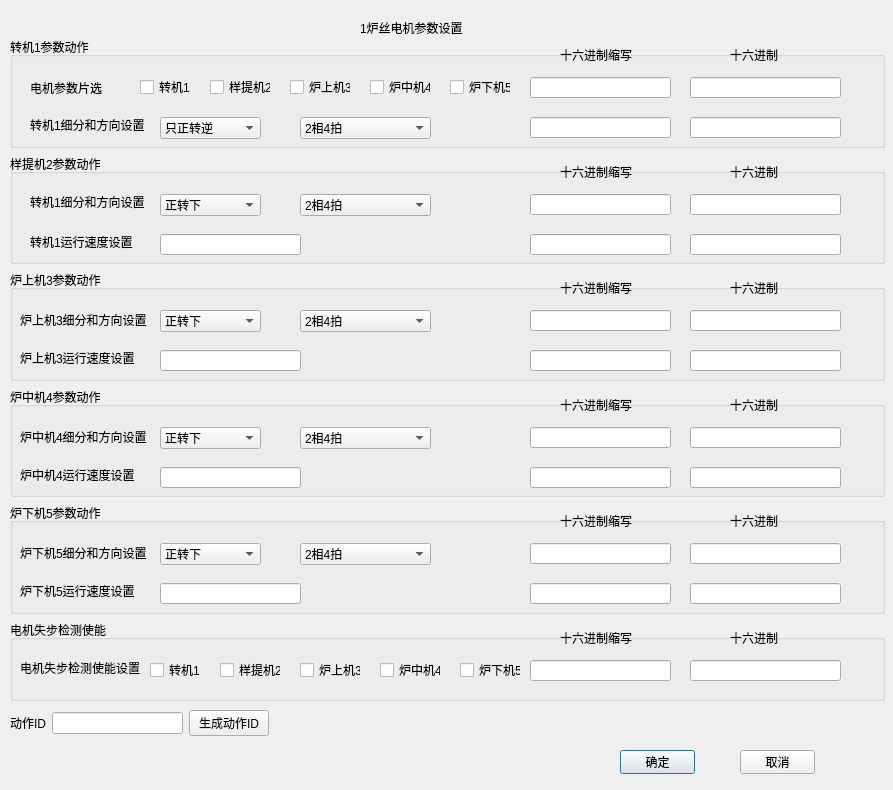
JcypVacant/-experiment-process-config, file ui/hearthwiremotor.ui: the form before one commit.
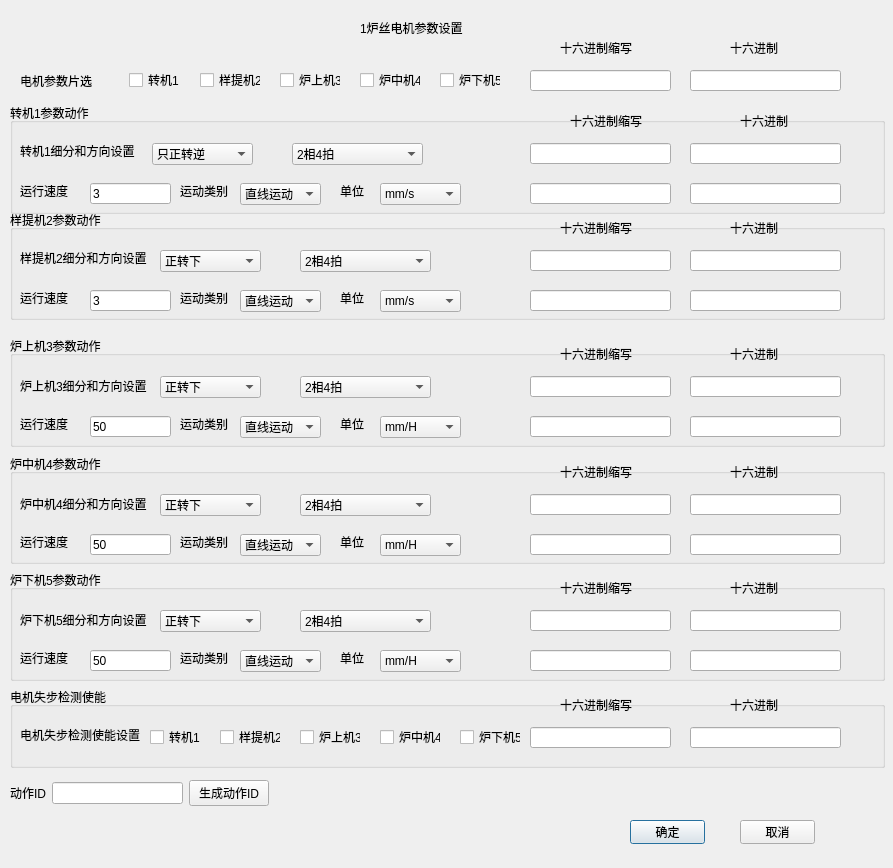
The form after the commit.

Commit message: 实现（1炉丝电机）动作参数配置功能，并删除qrc资源文件管理

Patch:
```diff
--- a/ui/hearthwiremotor.ui
+++ b/ui/hearthwiremotor.ui
@@ -7,7 +7,7 @@
     <x>0</x>
     <y>0</y>
     <width>893</width>
-    <height>790</height>
+    <height>868</height>
    </rect>
   </property>
   <property name="windowTitle">
@@ -30,7 +30,7 @@
    <property name="geometry">
     <rect>
      <x>10</x>
-     <y>37</y>
+     <y>103</y>
      <width>875</width>
      <height>111</height>
     </rect>
@@ -38,111 +38,10 @@
    <property name="title">
     <string>转机1参数动作</string>
    </property>
-   <widget class="QLabel" name="label_2">
-    <property name="geometry">
-     <rect>
-      <x>20</x>
-      <y>40</y>
-      <width>81</width>
-      <height>21</height>
-     </rect>
-    </property>
-    <property name="text">
-     <string>电机参数片选</string>
-    </property>
-   </widget>
-   <widget class="QCheckBox" name="checkBox">
-    <property name="geometry">
-     <rect>
-      <x>130</x>
-      <y>40</y>
-      <width>61</width>
-      <height>20</height>
-     </rect>
-    </property>
-    <property name="text">
-     <string>转机1</string>
-    </property>
-   </widget>
-   <widget class="QCheckBox" name="checkBox_2">
-    <property name="geometry">
-     <rect>
-      <x>200</x>
-      <y>40</y>
-      <width>61</width>
-      <height>20</height>
-     </rect>
-    </property>
-    <property name="text">
-     <string>样提机2</string>
-    </property>
-   </widget>
-   <widget class="QCheckBox" name="checkBox_3">
-    <property name="geometry">
-     <rect>
-      <x>280</x>
-      <y>40</y>
-      <width>61</width>
-      <height>20</height>
-     </rect>
-    </property>
-    <property name="text">
-     <string>炉上机3</string>
-    </property>
-   </widget>
-   <widget class="QCheckBox" name="checkBox_4">
-    <property name="geometry">
-     <rect>
-      <x>360</x>
-      <y>40</y>
-      <width>61</width>
-      <height>20</height>
-     </rect>
-    </property>
-    <property name="text">
-     <string>炉中机4</string>
-    </property>
-   </widget>
-   <widget class="QCheckBox" name="checkBox_5">
-    <property name="geometry">
-     <rect>
-      <x>440</x>
-      <y>40</y>
-      <width>61</width>
-      <height>20</height>
-     </rect>
-    </property>
-    <property name="text">
-     <string>炉下机5</string>
-    </property>
-   </widget>
-   <widget class="QLabel" name="label_3">
-    <property name="geometry">
-     <rect>
-      <x>20</x>
-      <y>120</y>
-      <width>111</width>
-      <height>16</height>
-     </rect>
-    </property>
-    <property name="text">
-     <string>转机1运行速度设置</string>
-    </property>
-   </widget>
-   <widget class="QLineEdit" name="lineEdit">
-    <property name="geometry">
-     <rect>
-      <x>150</x>
-      <y>120</y>
-      <width>141</width>
-      <height>21</height>
-     </rect>
-    </property>
-   </widget>
    <widget class="QLabel" name="label_4">
     <property name="geometry">
      <rect>
-      <x>550</x>
+      <x>560</x>
       <y>10</y>
       <width>81</width>
       <height>16</height>
@@ -152,62 +51,10 @@
      <string>十六进制缩写</string>
     </property>
    </widget>
-   <widget class="QLineEdit" name="lineEdit_2">
-    <property name="geometry">
-     <rect>
-      <x>520</x>
-      <y>40</y>
-      <width>141</width>
-      <height>21</height>
-     </rect>
-    </property>
-    <property name="readOnly">
-     <bool>true</bool>
-    </property>
-   </widget>
-   <widget class="QLineEdit" name="lineEdit_3">
-    <property name="geometry">
-     <rect>
-      <x>520</x>
-      <y>120</y>
-      <width>141</width>
-      <height>21</height>
-     </rect>
-    </property>
-   </widget>
-   <widget class="QLineEdit" name="lineEdit_4">
-    <property name="geometry">
-     <rect>
-      <x>680</x>
-      <y>40</y>
-      <width>151</width>
-      <height>21</height>
-     </rect>
-    </property>
-    <property name="text">
-     <string/>
-    </property>
-    <property name="readOnly">
-     <bool>true</bool>
-    </property>
-   </widget>
-   <widget class="QLineEdit" name="lineEdit_5">
-    <property name="geometry">
-     <rect>
-      <x>680</x>
-      <y>120</y>
-      <width>151</width>
-      <height>21</height>
-     </rect>
-    </property>
-    <property name="text">
-     <string/>
-    </property>
-   </widget>
    <widget class="QLabel" name="label_5">
     <property name="geometry">
      <rect>
-      <x>720</x>
+      <x>730</x>
       <y>10</y>
       <width>51</width>
       <height>16</height>
@@ -220,8 +67,8 @@
    <widget class="QLabel" name="label_6">
     <property name="geometry">
      <rect>
-      <x>20</x>
-      <y>80</y>
+      <x>10</x>
+      <y>40</y>
       <width>121</width>
       <height>16</height>
      </rect>
@@ -233,8 +80,8 @@
    <widget class="QComboBox" name="comboBox">
     <property name="geometry">
      <rect>
-      <x>150</x>
-      <y>80</y>
+      <x>142</x>
+      <y>40</y>
       <width>101</width>
       <height>22</height>
      </rect>
@@ -253,8 +100,8 @@
    <widget class="QComboBox" name="comboBox_2">
     <property name="geometry">
      <rect>
-      <x>290</x>
-      <y>80</y>
+      <x>282</x>
+      <y>40</y>
       <width>131</width>
       <height>22</height>
      </rect>
@@ -284,11 +131,69 @@
     <property name="geometry">
      <rect>
       <x>520</x>
+      <y>40</y>
+      <width>141</width>
+      <height>21</height>
+     </rect>
+    </property>
+    <property name="readOnly">
+     <bool>true</bool>
+    </property>
+   </widget>
+   <widget class="QLineEdit" name="hexLineEdit_2">
+    <property name="geometry">
+     <rect>
+      <x>680</x>
+      <y>40</y>
+      <width>151</width>
+      <height>21</height>
+     </rect>
+    </property>
+    <property name="text">
+     <string/>
+    </property>
+    <property name="readOnly">
+     <bool>true</bool>
+    </property>
+   </widget>
+   <widget class="QLineEdit" name="velocityLineEdit_1">
+    <property name="geometry">
+     <rect>
+      <x>80</x>
       <y>80</y>
+      <width>81</width>
+      <height>21</height>
+     </rect>
+    </property>
+    <property name="text">
+     <string>3</string>
+    </property>
+   </widget>
+   <widget class="QLabel" name="label_32">
+    <property name="geometry">
+     <rect>
+      <x>10</x>
+      <y>80</y>
+      <width>51</width>
+      <height>16</height>
+     </rect>
+    </property>
+    <property name="text">
+     <string>运行速度</string>
+    </property>
+   </widget>
+   <widget class="QLineEdit" name="hexOmitLineEdit_3">
+    <property name="geometry">
+     <rect>
+      <x>520</x>
+      <y>80</y>
       <width>141</width>
       <height>21</height>
      </rect>
     </property>
+    <property name="text">
+     <string/>
+    </property>
     <property name="readOnly">
      <bool>true</bool>
     </property>
@@ -309,12 +214,83 @@
      <bool>true</bool>
     </property>
    </widget>
+   <widget class="QLabel" name="label_33">
+    <property name="geometry">
+     <rect>
+      <x>170</x>
+      <y>80</y>
+      <width>51</width>
+      <height>16</height>
+     </rect>
+    </property>
+    <property name="text">
+     <string>运动类别</string>
+    </property>
+   </widget>
+   <widget class="QComboBox" name="typeComboBox_1">
+    <property name="geometry">
+     <rect>
+      <x>230</x>
+      <y>80</y>
+      <width>81</width>
+      <height>22</height>
+     </rect>
+    </property>
+    <item>
+     <property name="text">
+      <string>直线运动</string>
+     </property>
+    </item>
+    <item>
+     <property name="text">
+      <string>圆周运动</string>
+     </property>
+    </item>
+   </widget>
+   <widget class="QLabel" name="label_34">
+    <property name="geometry">
+     <rect>
+      <x>330</x>
+      <y>80</y>
+      <width>31</width>
+      <height>16</height>
+     </rect>
+    </property>
+    <property name="text">
+     <string>单位</string>
+    </property>
+   </widget>
+   <widget class="QComboBox" name="unitComboBox_1">
+    <property name="geometry">
+     <rect>
+      <x>370</x>
+      <y>80</y>
+      <width>81</width>
+      <height>22</height>
+     </rect>
+    </property>
+    <item>
+     <property name="text">
+      <string>mm/s</string>
+     </property>
+    </item>
+    <item>
+     <property name="text">
+      <string>mm/min</string>
+     </property>
+    </item>
+    <item>
+     <property name="text">
+      <string>mm/H</string>
+     </property>
+    </item>
+   </widget>
   </widget>
   <widget class="QGroupBox" name="groupBox_2">
    <property name="geometry">
     <rect>
      <x>10</x>
-     <y>154</y>
+     <y>210</y>
      <width>875</width>
      <height>110</height>
     </rect>
@@ -380,14 +356,14 @@
    <widget class="QLabel" name="label_9">
     <property name="geometry">
      <rect>
-      <x>20</x>
+      <x>10</x>
       <y>40</y>
-      <width>121</width>
+      <width>131</width>
       <height>16</height>
      </rect>
     </property>
     <property name="text">
-     <string>转机1细分和方向设置</string>
+     <string>样提机2细分和方向设置</string>
     </property>
    </widget>
    <widget class="QComboBox" name="comboBox_3">
@@ -440,20 +416,7 @@
      </property>
     </item>
    </widget>
-   <widget class="QLabel" name="label_10">
-    <property name="geometry">
-     <rect>
-      <x>20</x>
-      <y>80</y>
-      <width>111</width>
-      <height>16</height>
-     </rect>
-    </property>
-    <property name="text">
-     <string>转机1运行速度设置</string>
-    </property>
-   </widget>
-   <widget class="QLineEdit" name="lineEdit_10">
+   <widget class="QLineEdit" name="hexOmitLineEdit_5">
     <property name="geometry">
      <rect>
       <x>520</x>
@@ -485,25 +448,109 @@
      <bool>true</bool>
     </property>
    </widget>
-   <widget class="QLineEdit" name="lineEdit_12">
+   <widget class="QComboBox" name="unitComboBox_2">
     <property name="geometry">
      <rect>
-      <x>150</x>
+      <x>370</x>
       <y>80</y>
-      <width>141</width>
+      <width>81</width>
+      <height>22</height>
+     </rect>
+    </property>
+    <item>
+     <property name="text">
+      <string>mm/s</string>
+     </property>
+    </item>
+    <item>
+     <property name="text">
+      <string>mm/min</string>
+     </property>
+    </item>
+    <item>
+     <property name="text">
+      <string>mm/H</string>
+     </property>
+    </item>
+   </widget>
+   <widget class="QLabel" name="label_40">
+    <property name="geometry">
+     <rect>
+      <x>330</x>
+      <y>80</y>
+      <width>31</width>
+      <height>16</height>
+     </rect>
+    </property>
+    <property name="text">
+     <string>单位</string>
+    </property>
+   </widget>
+   <widget class="QLineEdit" name="velocityLineEdit_2">
+    <property name="geometry">
+     <rect>
+      <x>80</x>
+      <y>80</y>
+      <width>81</width>
       <height>21</height>
      </rect>
     </property>
     <property name="text">
-     <string/>
+     <string>3</string>
     </property>
    </widget>
+   <widget class="QLabel" name="label_41">
+    <property name="geometry">
+     <rect>
+      <x>170</x>
+      <y>80</y>
+      <width>51</width>
+      <height>16</height>
+     </rect>
+    </property>
+    <property name="text">
+     <string>运动类别</string>
+    </property>
+   </widget>
+   <widget class="QLabel" name="label_42">
+    <property name="geometry">
+     <rect>
+      <x>10</x>
+      <y>80</y>
+      <width>51</width>
+      <height>16</height>
+     </rect>
+    </property>
+    <property name="text">
+     <string>运行速度</string>
+    </property>
+   </widget>
+   <widget class="QComboBox" name="typeComboBox_2">
+    <property name="geometry">
+     <rect>
+      <x>230</x>
+      <y>80</y>
+      <width>81</width>
+      <height>22</height>
+     </rect>
+    </property>
+    <item>
+     <property name="text">
+      <string>直线运动</string>
+     </property>
+    </item>
+    <item>
+     <property name="text">
+      <string>圆周运动</string>
+     </property>
+    </item>
+   </widget>
   </widget>
   <widget class="QGroupBox" name="groupBox_3">
    <property name="geometry">
     <rect>
      <x>10</x>
-     <y>270</y>
+     <y>336</y>
      <width>875</width>
      <height>111</height>
     </rect>
@@ -629,20 +676,7 @@
      </property>
     </item>
    </widget>
-   <widget class="QLabel" name="label_14">
-    <property name="geometry">
-     <rect>
-      <x>10</x>
-      <y>80</y>
-      <width>121</width>
-      <height>16</height>
-     </rect>
-    </property>
-    <property name="text">
-     <string>炉上机3运行速度设置</string>
-    </property>
-   </widget>
-   <widget class="QLineEdit" name="lineEdit_15">
+   <widget class="QLineEdit" name="hexOmitLineEdit_7">
     <property name="geometry">
      <rect>
       <x>520</x>
@@ -674,25 +708,112 @@
      <bool>true</bool>
     </property>
    </widget>
-   <widget class="QLineEdit" name="lineEdit_17">
+   <widget class="QComboBox" name="unitComboBox_3">
     <property name="geometry">
      <rect>
-      <x>150</x>
+      <x>370</x>
       <y>80</y>
-      <width>141</width>
+      <width>81</width>
+      <height>22</height>
+     </rect>
+    </property>
+    <property name="currentIndex">
+     <number>2</number>
+    </property>
+    <item>
+     <property name="text">
+      <string>mm/s</string>
+     </property>
+    </item>
+    <item>
+     <property name="text">
+      <string>mm/min</string>
+     </property>
+    </item>
+    <item>
+     <property name="text">
+      <string>mm/H</string>
+     </property>
+    </item>
+   </widget>
+   <widget class="QLabel" name="label_43">
+    <property name="geometry">
+     <rect>
+      <x>330</x>
+      <y>80</y>
+      <width>31</width>
+      <height>16</height>
+     </rect>
+    </property>
+    <property name="text">
+     <string>单位</string>
+    </property>
+   </widget>
+   <widget class="QLineEdit" name="velocityLineEdit_3">
+    <property name="geometry">
+     <rect>
+      <x>80</x>
+      <y>80</y>
+      <width>81</width>
       <height>21</height>
      </rect>
     </property>
     <property name="text">
-     <string/>
+     <string>50</string>
     </property>
    </widget>
+   <widget class="QLabel" name="label_44">
+    <property name="geometry">
+     <rect>
+      <x>170</x>
+      <y>80</y>
+      <width>51</width>
+      <height>16</height>
+     </rect>
+    </property>
+    <property name="text">
+     <string>运动类别</string>
+    </property>
+   </widget>
+   <widget class="QLabel" name="label_45">
+    <property name="geometry">
+     <rect>
+      <x>10</x>
+      <y>80</y>
+      <width>51</width>
+      <height>16</height>
+     </rect>
+    </property>
+    <property name="text">
+     <string>运行速度</string>
+    </property>
+   </widget>
+   <widget class="QComboBox" name="typeComboBox_3">
+    <property name="geometry">
+     <rect>
+      <x>230</x>
+      <y>80</y>
+      <width>81</width>
+      <height>22</height>
+     </rect>
+    </property>
+    <item>
+     <property name="text">
+      <string>直线运动</string>
+     </property>
+    </item>
+    <item>
+     <property name="text">
+      <string>圆周运动</string>
+     </property>
+    </item>
+   </widget>
   </widget>
   <widget class="QGroupBox" name="groupBox_4">
    <property name="geometry">
     <rect>
      <x>10</x>
-     <y>387</y>
+     <y>454</y>
      <width>875</width>
      <height>110</height>
     </rect>
@@ -818,20 +939,7 @@
      </property>
     </item>
    </widget>
-   <widget class="QLabel" name="label_18">
-    <property name="geometry">
-     <rect>
-      <x>10</x>
-      <y>80</y>
-      <width>121</width>
-      <height>16</height>
-     </rect>
-    </property>
-    <property name="text">
-     <string>炉中机4运行速度设置</string>
-    </property>
-   </widget>
-   <widget class="QLineEdit" name="lineEdit_20">
+   <widget class="QLineEdit" name="hexOmitLineEdit_9">
     <property name="geometry">
      <rect>
       <x>520</x>
@@ -863,25 +971,112 @@
      <bool>true</bool>
     </property>
    </widget>
-   <widget class="QLineEdit" name="lineEdit_22">
+   <widget class="QComboBox" name="unitComboBox_4">
     <property name="geometry">
      <rect>
-      <x>150</x>
+      <x>370</x>
       <y>80</y>
-      <width>141</width>
+      <width>81</width>
+      <height>22</height>
+     </rect>
+    </property>
+    <property name="currentIndex">
+     <number>2</number>
+    </property>
+    <item>
+     <property name="text">
+      <string>mm/s</string>
+     </property>
+    </item>
+    <item>
+     <property name="text">
+      <string>mm/min</string>
+     </property>
+    </item>
+    <item>
+     <property name="text">
+      <string>mm/H</string>
+     </property>
+    </item>
+   </widget>
+   <widget class="QLabel" name="label_46">
+    <property name="geometry">
+     <rect>
+      <x>330</x>
+      <y>80</y>
+      <width>31</width>
+      <height>16</height>
+     </rect>
+    </property>
+    <property name="text">
+     <string>单位</string>
+    </property>
+   </widget>
+   <widget class="QLineEdit" name="velocityLineEdit_4">
+    <property name="geometry">
+     <rect>
+      <x>80</x>
+      <y>80</y>
+      <width>81</width>
       <height>21</height>
      </rect>
     </property>
     <property name="text">
-     <string/>
+     <string>50</string>
     </property>
    </widget>
+   <widget class="QLabel" name="label_47">
+    <property name="geometry">
+     <rect>
+      <x>170</x>
+      <y>80</y>
+      <width>51</width>
+      <height>16</height>
+     </rect>
+    </property>
+    <property name="text">
+     <string>运动类别</string>
+    </property>
+   </widget>
+   <widget class="QLabel" name="label_48">
+    <property name="geometry">
+     <rect>
+      <x>10</x>
+      <y>80</y>
+      <width>51</width>
+      <height>16</height>
+     </rect>
+    </property>
+    <property name="text">
+     <string>运行速度</string>
+    </property>
+   </widget>
+   <widget class="QComboBox" name="typeComboBox_4">
+    <property name="geometry">
+     <rect>
+      <x>230</x>
+      <y>80</y>
+      <width>81</width>
+      <height>22</height>
+     </rect>
+    </property>
+    <item>
+     <property name="text">
+      <string>直线运动</string>
+     </property>
+    </item>
+    <item>
+     <property name="text">
+      <string>圆周运动</string>
+     </property>
+    </item>
+   </widget>
   </widget>
   <widget class="QGroupBox" name="groupBox_5">
    <property name="geometry">
     <rect>
      <x>10</x>
-     <y>503</y>
+     <y>570</y>
      <width>875</width>
      <height>111</height>
     </rect>
@@ -1007,20 +1202,7 @@
      </property>
     </item>
    </widget>
-   <widget class="QLabel" name="label_22">
-    <property name="geometry">
-     <rect>
-      <x>10</x>
-      <y>80</y>
-      <width>121</width>
-      <height>16</height>
-     </rect>
-    </property>
-    <property name="text">
-     <string>炉下机5运行速度设置</string>
-    </property>
-   </widget>
-   <widget class="QLineEdit" name="lineEdit_25">
+   <widget class="QLineEdit" name="hexOmitLineEdit_11">
     <property name="geometry">
      <rect>
       <x>520</x>
@@ -1052,25 +1234,112 @@
      <bool>true</bool>
     </property>
    </widget>
-   <widget class="QLineEdit" name="lineEdit_27">
+   <widget class="QComboBox" name="unitComboBox_5">
     <property name="geometry">
      <rect>
-      <x>150</x>
+      <x>370</x>
       <y>80</y>
-      <width>141</width>
+      <width>81</width>
+      <height>22</height>
+     </rect>
+    </property>
+    <property name="currentIndex">
+     <number>2</number>
+    </property>
+    <item>
+     <property name="text">
+      <string>mm/s</string>
+     </property>
+    </item>
+    <item>
+     <property name="text">
+      <string>mm/min</string>
+     </property>
+    </item>
+    <item>
+     <property name="text">
+      <string>mm/H</string>
+     </property>
+    </item>
+   </widget>
+   <widget class="QLabel" name="label_49">
+    <property name="geometry">
+     <rect>
+      <x>330</x>
+      <y>80</y>
+      <width>31</width>
+      <height>16</height>
+     </rect>
+    </property>
+    <property name="text">
+     <string>单位</string>
+    </property>
+   </widget>
+   <widget class="QLineEdit" name="velocityLineEdit_5">
+    <property name="geometry">
+     <rect>
+      <x>80</x>
+      <y>80</y>
+      <width>81</width>
       <height>21</height>
      </rect>
     </property>
     <property name="text">
-     <string/>
+     <string>50</string>
     </property>
    </widget>
+   <widget class="QLabel" name="label_50">
+    <property name="geometry">
+     <rect>
+      <x>170</x>
+      <y>80</y>
+      <width>51</width>
+      <height>16</height>
+     </rect>
+    </property>
+    <property name="text">
+     <string>运动类别</string>
+    </property>
+   </widget>
+   <widget class="QLabel" name="label_51">
+    <property name="geometry">
+     <rect>
+      <x>10</x>
+      <y>80</y>
+      <width>51</width>
+      <height>16</height>
+     </rect>
+    </property>
+    <property name="text">
+     <string>运行速度</string>
+    </property>
+   </widget>
+   <widget class="QComboBox" name="typeComboBox_5">
+    <property name="geometry">
+     <rect>
+      <x>230</x>
+      <y>80</y>
+      <width>81</width>
+      <height>22</height>
+     </rect>
+    </property>
+    <item>
+     <property name="text">
+      <string>直线运动</string>
+     </property>
+    </item>
+    <item>
+     <property name="text">
+      <string>圆周运动</string>
+     </property>
+    </item>
+   </widget>
   </widget>
   <widget class="QGroupBox" name="groupBox_6">
    <property name="geometry">
     <rect>
      <x>10</x>
-     <y>620</y>
+     <y>687</y>
      <width>875</width>
      <height>81</height>
     </rect>
@@ -1290,8 +1559,8 @@
   <widget class="QPushButton" name="pushButton">
    <property name="geometry">
     <rect>
-     <x>620</x>
-     <y>750</y>
+     <x>630</x>
+     <y>820</y>
      <width>75</width>
      <height>24</height>
     </rect>
@@ -1304,7 +1573,7 @@
    <property name="geometry">
     <rect>
      <x>740</x>
-     <y>750</y>
+     <y>820</y>
      <width>75</width>
      <height>24</height>
     </rect>
@@ -1317,7 +1586,7 @@
    <property name="geometry">
     <rect>
      <x>10</x>
-     <y>710</y>
+     <y>780</y>
      <width>259</width>
      <height>26</height>
     </rect>
@@ -1346,6 +1615,139 @@
     </item>
    </layout>
   </widget>
+  <widget class="QCheckBox" name="confCheckBox_5">
+   <property name="geometry">
+    <rect>
+     <x>440</x>
+     <y>70</y>
+     <width>61</width>
+     <height>20</height>
+    </rect>
+   </property>
+   <property name="text">
+    <string>炉下机5</string>
+   </property>
+  </widget>
+  <widget class="QLineEdit" name="hexLineEdit_1">
+   <property name="geometry">
+    <rect>
+     <x>690</x>
+     <y>70</y>
+     <width>151</width>
+     <height>21</height>
+    </rect>
+   </property>
+   <property name="text">
+    <string/>
+   </property>
+   <property name="readOnly">
+    <bool>true</bool>
+   </property>
+  </widget>
+  <widget class="QLabel" name="label_2">
+   <property name="geometry">
+    <rect>
+     <x>20</x>
+     <y>70</y>
+     <width>81</width>
+     <height>21</height>
+    </rect>
+   </property>
+   <property name="text">
+    <string>电机参数片选</string>
+   </property>
+  </widget>
+  <widget class="QCheckBox" name="confCheckBox_1">
+   <property name="geometry">
+    <rect>
+     <x>129</x>
+     <y>70</y>
+     <width>61</width>
+     <height>20</height>
+    </rect>
+   </property>
+   <property name="text">
+    <string>转机1</string>
+   </property>
+  </widget>
+  <widget class="QLineEdit" name="hexOmitLineEdit_1">
+   <property name="geometry">
+    <rect>
+     <x>530</x>
+     <y>70</y>
+     <width>141</width>
+     <height>21</height>
+    </rect>
+   </property>
+   <property name="readOnly">
+    <bool>true</bool>
+   </property>
+  </widget>
+  <widget class="QCheckBox" name="confCheckBox_2">
+   <property name="geometry">
+    <rect>
+     <x>200</x>
+     <y>70</y>
+     <width>61</width>
+     <height>20</height>
+    </rect>
+   </property>
+   <property name="text">
+    <string>样提机2</string>
+   </property>
+  </widget>
+  <widget class="QCheckBox" name="confCheckBox_3">
+   <property name="geometry">
+    <rect>
+     <x>280</x>
+     <y>70</y>
+     <width>61</width>
+     <height>20</height>
+    </rect>
+   </property>
+   <property name="text">
+    <string>炉上机3</string>
+   </property>
+  </widget>
+  <widget class="QCheckBox" name="confCheckBox_4">
+   <property name="geometry">
+    <rect>
+     <x>360</x>
+     <y>70</y>
+     <width>61</width>
+     <height>20</height>
+    </rect>
+   </property>
+   <property name="text">
+    <string>炉中机4</string>
+   </property>
+  </widget>
+  <widget class="QLabel" name="label_30">
+   <property name="geometry">
+    <rect>
+     <x>560</x>
+     <y>40</y>
+     <width>81</width>
+     <height>16</height>
+    </rect>
+   </property>
+   <property name="text">
+    <string>十六进制缩写</string>
+   </property>
+  </widget>
+  <widget class="QLabel" name="label_31">
+   <property name="geometry">
+    <rect>
+     <x>730</x>
+     <y>40</y>
+     <width>51</width>
+     <height>16</height>
+    </rect>
+   </property>
+   <property name="text">
+    <string>十六进制</string>
+   </property>
+  </widget>
  </widget>
  <resources/>
  <connections/>
```
Left out of the diff: 93 changed lines with no effect on the pictures. The commit also changes 10 other files.
